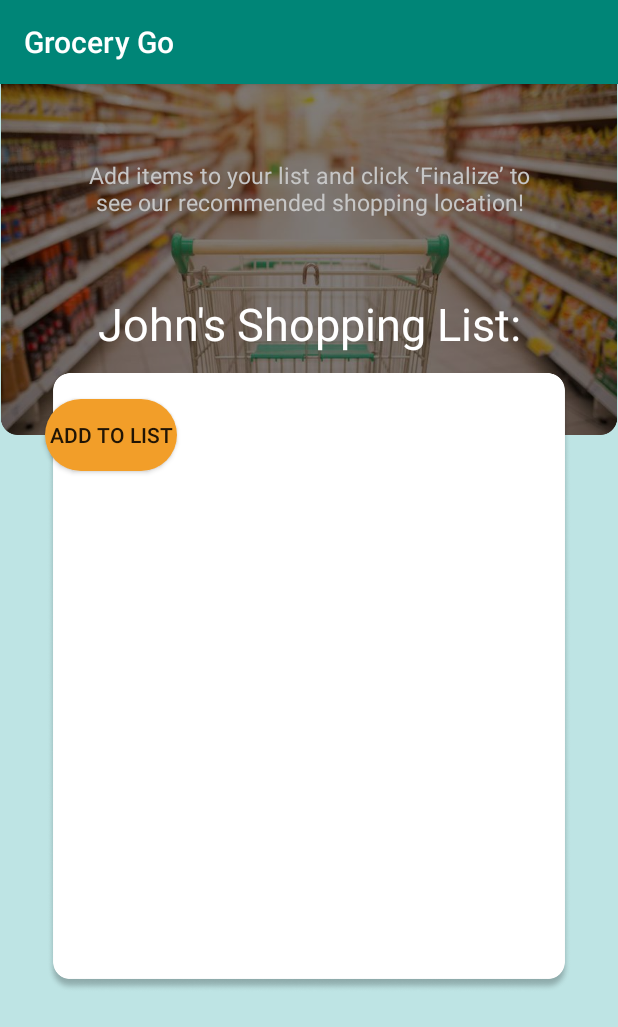
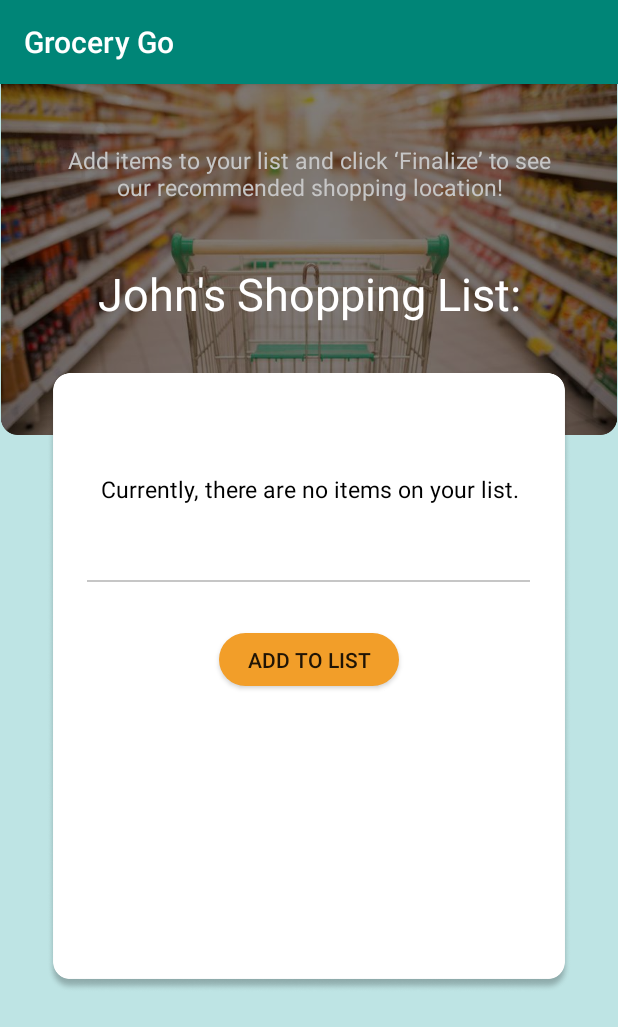
Before and after one commit to TheRealJessicaLi/GroceryGo, an Android app: the ShoppingInstructionsFragment screen opened directly, with no data from a screen before it, on a phone screen of 412 x 824 dp. Shown: the top 1027 px of the screen. Run offline under Robolectric (Android 15) with nearby library versions, the phone set to English and light mode, and no system bars.

Commit message:
ui updates

```diff
--- a/app/src/main/java/go/grocery/grocerygo/SelectGroceries/ShoppingInstructionsFragment.kt
+++ b/app/src/main/java/go/grocery/grocerygo/SelectGroceries/ShoppingInstructionsFragment.kt
@@ -10,6 +10,7 @@ import android.view.View
 import android.view.ViewGroup
 
 import go.grocery.grocerygo.R
+import kotlinx.android.synthetic.main.fragment_shopping_instructions.*
 import kotlinx.android.synthetic.main.fragment_user_info.*
 
 class ShoppingInstructionsFragment : Fragment() {
@@ -20,7 +21,7 @@ class ShoppingInstructionsFragment : Fragment() {
     override fun onViewCreated(view: View, savedInstanceState: Bundle?) {
         super.onViewCreated(view, savedInstanceState)
 
-        next_button.setOnClickListener {
+        add_button.setOnClickListener {
             val myIntent = Intent(activity, SelectGroceriesActivity::class.java)
             activity!!.startActivity(myIntent)
         }
--- a/app/src/main/res/layout/fragment_shopping_instructions.xml
+++ b/app/src/main/res/layout/fragment_shopping_instructions.xml
@@ -27,8 +27,8 @@
             android:layout_height="wrap_content"
             android:text="Add items to your list and click ‘Finalize’ to see our recommended shopping location!"
             android:textColor="#C6C6C6"
-            android:textSize="15dp"
-            android:padding="50dp"
+            android:textSize="15sp"
+            android:padding="40dp"
             android:gravity="center"/>
 
     <TextView
@@ -37,7 +37,7 @@
             android:layout_height="wrap_content"
             android:text="John's Shopping List:"
             android:textColor="#FFFFFF"
-            android:textSize="30dp"
+            android:textSize="30sp"
             android:paddingLeft="25dp"
             android:paddingRight="25dp"
             android:gravity="center"
@@ -49,23 +49,28 @@
             android:layout_height="wrap_content"
             android:text="Currently, there are no items on your list."
             android:textColor="@color/black"
-            android:textSize="15dp"
-            android:padding="25dp"
-            android:layout_above="@id/next_button"
-            android:layout_below="@id/shopping_title"
-            android:layout_marginTop="50dp"
-            android:gravity="center"/>
+            android:textSize="15sp"
+            android:paddingTop="50dp"
+            android:gravity="center"
+            android:layout_above="@id/add_button"
+            android:layout_below="@id/shopping_title"/>
+    <View
+            android:id="@+id/divider"
+            android:layout_width="295dp"
+            android:layout_centerHorizontal="true"
+            android:layout_height="1dp"
+            android:background="#C6C6C6"
+            android:layout_below="@id/no_items"/>
 
     <Button
-            android:id="@+id/next_button"
-            android:layout_margin="30dp"
-            android:layout_width="wrap_content"
-            android:layout_height="wrap_content"
-            app:layout_constraintTop_toBottomOf="@id/location_field"
+            android:id="@+id/add_button"
+            android:layout_width="120dp"
+            android:layout_height="35dp"
+            android:text="ADD TO LIST"
+            android:layout_margin="35dp"
             android:background="@drawable/button_background"
-            android:text="Add to List"
             android:layout_gravity="center_horizontal"
-            android:layout_below="@id/shopping_title"
-            android:layout_centerVertical="true"/>/>
+            android:layout_centerVertical="true"
+            android:layout_centerHorizontal="true"/>
 
 </RelativeLayout>
--- a/app/src/main/res/layout/fragment_user_info.xml
+++ b/app/src/main/res/layout/fragment_user_info.xml
@@ -42,6 +42,7 @@
                 android:id="@+id/user_firstname"
                 android:layout_width="match_parent"
                 android:backgroundTint="#C6C6C6"
+                android:textColor="#C6C6C6"
                 android:layout_height="wrap_content"/>
 
     </LinearLayout>
@@ -69,6 +70,7 @@
                 android:id="@+id/user_lastname"
                 android:layout_width="match_parent"
                 android:backgroundTint="#C6C6C6"
+                android:textColor="#C6C6C6"
                 android:layout_height="wrap_content"/>
 
     </LinearLayout>
@@ -96,6 +98,7 @@
                 android:id="@+id/user_phone"
                 android:layout_width="match_parent"
                 android:backgroundTint="#C6C6C6"
+                android:textColor="#C6C6C6"
                 android:layout_height="wrap_content"/>
 
     </LinearLayout>
@@ -123,6 +126,7 @@
                 android:id="@+id/user_location"
                 android:layout_width="match_parent"
                 android:backgroundTint="#C6C6C6"
+                android:textColor="#C6C6C6"
                 android:layout_height="wrap_content"/>
 
     </LinearLayout>
```
